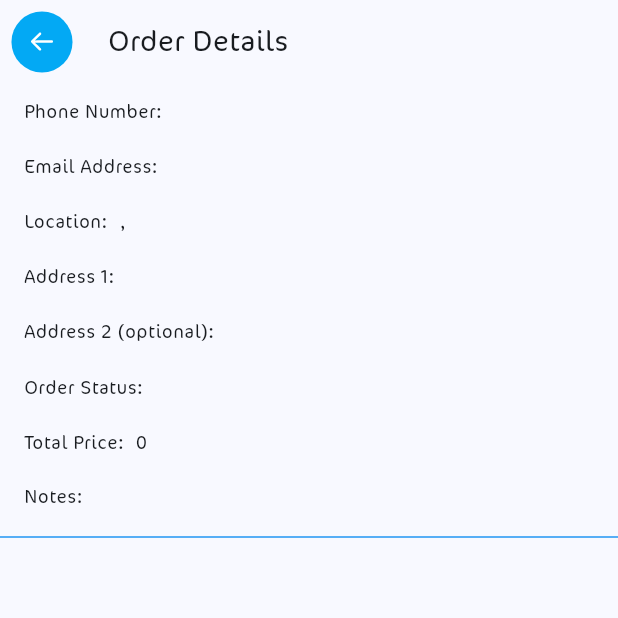
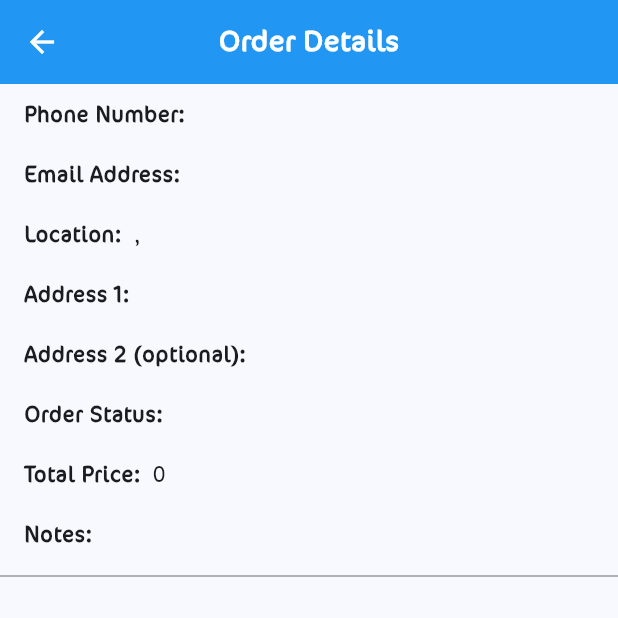
Before and after one commit to AHNXD/ecommerce_app, a Flutter app: the OrderDetailsScreen screen opened directly with empty values, on a phone screen of 412 x 824 dp, the top half of it. Run offline on Flutter 3.47's test engine with Material 3 defaults, Android fonts, the phone set to English and light mode, and no system bars; our stand-ins replace animate_do, awesome_dialog, bloc, cached_network_image, carousel_slider, dio and 12 more; missing offline and left inert: phone_form_field, restart_app; accounts and stored records are empty; network calls fail; project files that could hold a hidden picture were left out.

Commit message:
fix some ui problems

```diff
--- a/lib/Apis/Urls.dart
+++ b/lib/Apis/Urls.dart
@@ -1,7 +1,7 @@
 // ignore_for_file: file_names
 
 class Urls {
-  static const String ip = "localhost:8000";
+  static const String ip = "10.0.2.2:8000";
 
   static const String baseUrl = "http://$ip/api/";
   static const String storageProducts = "http://$ip/uploads/products/";
--- a/lib/Future/Home/Pages/contact_us_screen.dart
+++ b/lib/Future/Home/Pages/contact_us_screen.dart
@@ -17,8 +17,8 @@ class ContactUsScreen extends StatelessWidget {
   @override
   Widget build(BuildContext context) {
     return Scaffold(
-      backgroundColor: AppColors.backgroundColor,
       appBar: AppBar(
+        foregroundColor: Colors.white,
         centerTitle: true,
         backgroundColor: AppColors.primaryColors,
         title: Text(
@@ -33,7 +33,7 @@ class ContactUsScreen extends StatelessWidget {
         children: [
           LogoCircleAvatarWidget(
             radius: 30.w,
-            top: 5.h,
+            top: 6.h,
             bottom: 2.h,
           ),
           Padding(
--- a/lib/Future/Home/Pages/navbar_screen.dart
+++ b/lib/Future/Home/Pages/navbar_screen.dart
@@ -44,7 +44,7 @@ class _NavBarPageState extends State<NavBarPage> {
             child: NavigationBar(
               indicatorColor: Colors.transparent,
               labelBehavior: NavigationDestinationLabelBehavior.alwaysHide,
-              backgroundColor: const Color.fromARGB(255, 224, 245, 252),
+              backgroundColor: AppColors.navBarColor,
               destinations: [
                 NavigationDestination(
                   icon: const Center(
--- a/lib/Future/Home/Pages/order_details_screen.dart
+++ b/lib/Future/Home/Pages/order_details_screen.dart
@@ -2,9 +2,7 @@ import 'package:ecommerce_app_qr/Future/Home/Widgets/order_details_screen/OrderT
 import 'package:ecommerce_app_qr/Future/Home/models/my_orders_information.dart';
 import 'package:ecommerce_app_qr/Utils/app_localizations.dart';
 import 'package:ecommerce_app_qr/Utils/colors.dart';
-import 'package:ecommerce_app_qr/Utils/images.dart';
 import 'package:flutter/material.dart';
-import 'package:flutter_svg/svg.dart';
 import 'package:sizer/sizer.dart';
 
 class OrderDetailsScreen extends StatelessWidget {
@@ -16,22 +14,32 @@ class OrderDetailsScreen extends StatelessWidget {
   Widget build(BuildContext context) {
     return Scaffold(
       appBar: AppBar(
-        leading: IconButton(
-          style: ButtonStyle(
-            backgroundColor: WidgetStateColor.resolveWith(
-                (states) => AppColors.buttonCategoryColor),
-          ),
-          onPressed: () {
-            Navigator.of(context).pop();
-          },
-          icon: SvgPicture.asset(
-            AppImagesAssets.back,
-            height: 3.h,
-          ),
-          color: Colors.white,
-          iconSize: 20.sp,
+        // leading: IconButton(
+        //   style: ButtonStyle(
+        //     backgroundColor: WidgetStateColor.resolveWith(
+        //         (states) => AppColors.buttonCategoryColor),
+        //   ),
+        //   onPressed: () {
+        //     Navigator.of(context).pop();
+        //   },
+        //   icon: SvgPicture.asset(
+        //     AppImagesAssets.back,
+        //     height: 3.h,
+        //   ),
+        //   color: Colors.white,
+        //   iconSize: 20.sp,
+        // ),
+        // title: Text("orderDetails_screen_title".tr(context)),
+
+        foregroundColor: Colors.white,
+        scrolledUnderElevation: 0,
+        backgroundColor: AppColors.primaryColors,
+        centerTitle: true,
+        title: Text(
+          "orderDetails_screen_title".tr(context),
+          style:
+              const TextStyle(fontWeight: FontWeight.bold, color: Colors.white),
         ),
-        title: Text("orderDetails_screen_title".tr(context)),
       ),
       body: Center(
         child: Column(
@@ -70,15 +78,18 @@ class OrderDetailsScreen extends StatelessWidget {
               body: order.notes?.toString() ?? "",
             ),
             const Divider(
-              color: AppColors.primaryColors,
+              color: AppColors.borderColor,
             ),
             Expanded(
               child: ListView.builder(
                 shrinkWrap: true,
                 itemCount: order.details?.length ?? 0,
                 itemBuilder: (BuildContext context, int index) {
-                  return OrderTileWidget(
-                      product: order.details![index].product!);
+                  return Padding(
+                    padding: const EdgeInsets.only(bottom: 12.0),
+                    child: OrderTileWidget(
+                        product: order.details![index].product!),
+                  );
                 },
               ),
             ),
@@ -99,8 +110,17 @@ class OrderInfoTextWidget extends StatelessWidget {
   Widget build(BuildContext context) {
     return Padding(
       padding: const EdgeInsets.symmetric(horizontal: 16, vertical: 8),
-      child: Row(
-          children: [Text("$title:"), const SizedBox(width: 8), Text(body)]),
+      child: Row(children: [
+        Text(
+          "$title:",
+          style: TextStyle(fontSize: 12.sp, fontWeight: FontWeight.bold),
+        ),
+        const SizedBox(width: 8),
+        Text(
+          body,
+          style: TextStyle(fontSize: 12.sp, fontWeight: FontWeight.w500),
+        )
+      ]),
     );
   }
 }
--- a/lib/Future/Home/Widgets/historyScreen/historyOrderCard.dart
+++ b/lib/Future/Home/Widgets/historyScreen/historyOrderCard.dart
@@ -3,6 +3,7 @@ import 'package:ecommerce_app_qr/Future/Home/models/my_orders_information.dart';
 import 'package:ecommerce_app_qr/Utils/app_localizations.dart';
 import 'package:ecommerce_app_qr/Utils/colors.dart';
 import 'package:flutter/material.dart';
+import 'package:sizer/sizer.dart';
 
 class HistoryCardItem extends StatelessWidget {
   const HistoryCardItem({super.key, required this.order});
@@ -15,7 +16,7 @@ class HistoryCardItem extends StatelessWidget {
       child: Container(
         decoration: const BoxDecoration(
             borderRadius: BorderRadius.all(Radius.circular(16)),
-            color: Color.fromARGB(255, 220, 236, 249)),
+            color: AppColors.orderInfoCardColor),
         child: GestureDetector(
           onTap: () {
             Navigator.push(context, MaterialPageRoute(builder: (builder) {
@@ -34,6 +35,7 @@ class HistoryCardItem extends StatelessWidget {
                   child: const Text("")),
             ),
             title: Text(
+                style: TextStyle(fontSize: 12.sp, fontWeight: FontWeight.bold),
                 textAlign: TextAlign.center,
                 "${order.firstName} ${order.lastName}"),
             subtitle: Column(
--- a/lib/Utils/colors.dart
+++ b/lib/Utils/colors.dart
@@ -14,4 +14,6 @@ class AppColors {
     Color(0xFFA2081F),
   ];
   static const primaryColors = Colors.blue;
+  static const navBarColor = Color.fromARGB(255, 224, 245, 252);
+  static const orderInfoCardColor = Color.fromARGB(255, 228, 244, 250);
 }
```
Also changed, not shown: lib/Future/Home/Pages/about_us_screen.dart (+25 -14 lines), lib/Future/Home/Pages/favorite_screen.dart (+18 -10 lines), lib/Future/Home/Pages/history_page.dart (+20 -3 lines), lib/Future/Home/Pages/sell_prodact.dart (+10 -3 lines), lib/Future/Home/Widgets/order_details_screen/OrderTileWidget.dart (+6 -2 lines).
